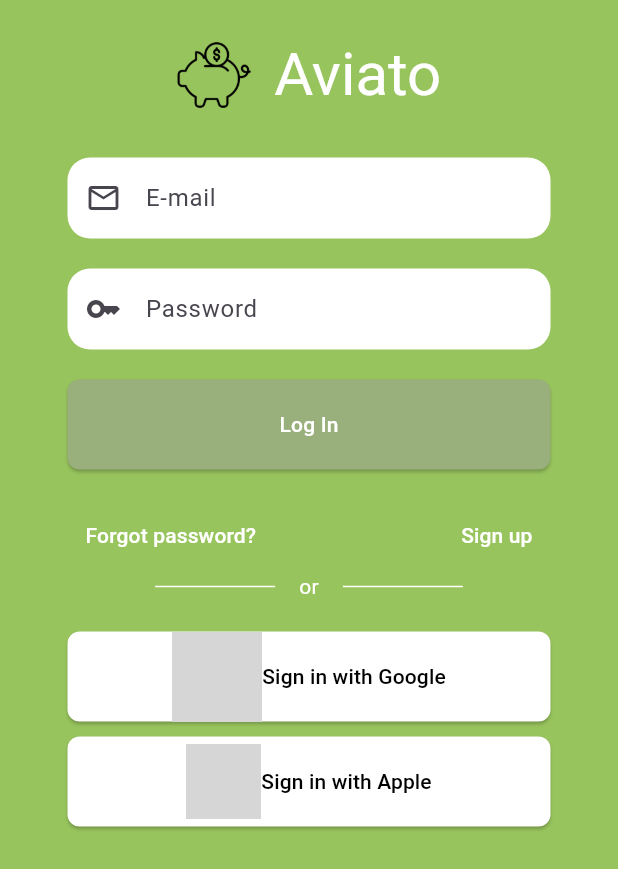
After one commit to Harel-ITESO/aviato_finance, a Flutter app: the screen it shows after launch, on a phone screen of 412 x 824 dp. The commit adds this screen. Shown: the top 869 px of the screen. Run offline on Flutter 3.47's test engine with Material 3 defaults, Android fonts, the phone set to English and light mode, and no system bars; our stand-ins replace syncfusion_flutter_charts; network calls fail; grey boxes are pictures that could not be loaded.

Commit message:
solucion conflictos

```diff
--- /dev/null
+++ b/lib/components/application_button.dart
@@ -0,0 +1,72 @@
+import 'package:flutter/material.dart';
+import 'package:aviato_finance/utils/colors.dart';
+
+enum ButtonType {
+  primary,
+  secondary,
+  contrast,
+  // agrega más como danger, warning, etc. Si es necesario...
+}
+
+// crea un par { bColor, tColor } para un default de texto y color de botón
+class ButtonColorPair {
+  final Color buttonColor;
+  final Color textColor;
+
+  ButtonColorPair({required this.buttonColor, required this.textColor});
+}
+
+class ButtonColorsSelector {
+  static ButtonColorPair getColorsFromType(ButtonType type, bool dark) {
+    switch (type) {
+      case ButtonType.primary:
+        return ButtonColorPair(
+          buttonColor: dark ? customGreenDarker : customGreen,
+          textColor: Colors.white,
+        );
+      case ButtonType.secondary:
+        return ButtonColorPair(
+          buttonColor: dark ? customRedDarker : customGreen,
+          textColor: Colors.white,
+        );
+      case ButtonType.contrast:
+        return ButtonColorPair(
+          buttonColor: Colors.white,
+          textColor: Colors.black,
+        );
+    }
+  }
+}
+
+class ApplicationButton extends StatelessWidget {
+  final Widget child;
+  final ButtonType type;
+  final VoidCallback? onPressed;
+  final bool? isDark;
+
+  const ApplicationButton({
+    super.key,
+    required this.child,
+    required this.type,
+    this.onPressed,
+    this.isDark,
+  });
+
+  @override
+  Widget build(BuildContext context) {
+    ButtonColorPair buttonColorPair = ButtonColorsSelector.getColorsFromType(
+      type,
+      isDark != null && isDark == true,
+    );
+    return ElevatedButton(
+      style: ElevatedButton.styleFrom(
+        shape: RoundedRectangleBorder(borderRadius: BorderRadius.circular(8)),
+        backgroundColor: buttonColorPair.buttonColor,
+        foregroundColor: buttonColorPair.textColor,
+        minimumSize: Size(100, 60), // Ancho de 200 y alto de 60
+      ),
+      onPressed: onPressed,
+      child: child,
+    );
+  }
+}
--- a/lib/Components/GraphPie.dart
+++ b/lib/components/graph_pie.dart
@@ -62,7 +62,6 @@ class GraphPie extends StatelessWidget {
             ],
           ),
         ),
-
         SfCircularChart(
           legend: legend,
           series: <CircularSeries>[
--- a/lib/main.dart
+++ b/lib/main.dart
@@ -1,7 +1,10 @@
 import 'package:aviato_finance/screens/home.dart';
 import 'package:aviato_finance/screens/stats.dart';
+import 'package:aviato_finance/modules/authentication/login/login_view.dart';
+import 'package:aviato_finance/modules/authentication/register/register_view.dart';
+
 import 'package:flutter/material.dart';
-import 'package:aviato_finance/screens/add_Data.dart';
+import 'package:aviato_finance/modules/data_add/data_add_view.dart';
 
 void main() {
   runApp(const MyApp());
@@ -18,12 +21,14 @@ class MyApp extends StatelessWidget {
       theme: ThemeData(
         colorScheme: ColorScheme.fromSeed(seedColor: Colors.deepPurple),
       ),
-      home: const HomePage(),
+      home: const LoginView(),
       //Add the routes here and then go to home.dart to add the navigation
       routes: {
         '/addData': (context) => const AddData(),
         '/home': (context) => const HomePage(),
-        '/stats': (context) => const Stats()
+        '/stats': (context) => const Stats(),
+        '/login': (context) => const LoginView(),
+        '/register': (context) => const RegisterView(),
       },
     );
   }
--- /dev/null
+++ b/lib/modules/authentication/login/login_view.dart
@@ -0,0 +1,35 @@
+import 'package:aviato_finance/modules/authentication/login/widgets/login_form.dart';
+import 'package:aviato_finance/utils/colors.dart';
+import 'package:flutter/material.dart';
+
+class LoginView extends StatefulWidget {
+  const LoginView({super.key});
+
+  @override
+  State<LoginView> createState() => _LoginViewState();
+}
+
+class _LoginViewState extends State<LoginView> {
+  @override
+  Widget build(BuildContext context) {
+    return Scaffold(
+      appBar: AppBar(
+        toolbarHeight: 100,
+        backgroundColor: appColor,
+        title: Row(
+          mainAxisAlignment: MainAxisAlignment.center,
+          children: [
+            Image.asset("assets/logo.png", width: 50),
+            SizedBox(width: 15),
+            Text("Aviato", style: TextStyle(color: Colors.white, fontSize: 40)),
+          ],
+        ),
+      ),
+      backgroundColor: appColor,
+      body: Padding(
+        padding: const EdgeInsets.all(5),
+        child: Center(child: LoginForm()),
+      ),
+    );
+  }
+}
--- /dev/null
+++ b/lib/modules/authentication/login/widgets/login_form.dart
@@ -0,0 +1,106 @@
+import 'package:aviato_finance/components/application_button.dart';
+import 'package:aviato_finance/modules/authentication/login/widgets/other_options.dart';
+import 'package:aviato_finance/modules/authentication/widgets/form_input.dart';
+import 'package:flutter/material.dart';
+
+class LoginForm extends StatefulWidget {
+  const LoginForm({super.key});
+
+  @override
+  State<LoginForm> createState() => _LoginFormState();
+}
+
+class _LoginFormState extends State<LoginForm> {
+  final TextEditingController emailController = TextEditingController();
+  final TextEditingController passwordController = TextEditingController();
+
+  @override
+  Widget build(BuildContext context) {
+    return Padding(
+      padding: const EdgeInsets.symmetric(horizontal: 40),
+      child: Column(
+        mainAxisSize: MainAxisSize.max,
+        children: [
+          FormInput(
+            controller: emailController,
+            leadingIcon: Icon(Icons.mail_outline),
+            hint: Text("E-mail"),
+          ),
+          SizedBox(height: 20),
+          FormInput(
+            controller: passwordController,
+            leadingIcon: Icon(Icons.key_outlined),
+            isPassword: true,
+            hint: Text("Password"),
+          ),
+          SizedBox(height: 20),
+          SizedBox(
+            width: double.infinity,
+            child: ApplicationButton(
+              type: ButtonType.primary,
+              isDark: true,
+              onPressed: () {
+                Navigator.pushNamed(context, "/home");
+              },
+              child: Text("Log In"),
+            ),
+          ),
+          SizedBox(height: 20),
+          OtherOptionsSection(),
+          Row(
+            mainAxisAlignment: MainAxisAlignment.center,
+            children: [
+              Container(
+                width: 80, // Adjust the width as needed
+                height: 1,
+                color: Colors.white,
+              ),
+              const SizedBox(width: 16), // Space between the divider and text
+              const Text('or', style: TextStyle(color: Colors.white)),
+              const SizedBox(width: 16), // Space between the text and divider
+              Container(
+                width: 80, // Adjust the width as needed
+                height: 1,
+                color: Colors.white,
+              ),
+            ],
+          ),
+
+          // other login options
+          SizedBox(height: 20),
+
+          ApplicationButton(
+            type: ButtonType.contrast,
+            onPressed: () {},
+            child: Row(
+              mainAxisAlignment: MainAxisAlignment.center,
+              children: [
+                Image.network(
+                  width: 60,
+                  "https://imgs.search.brave.com/cMeR-TEzSzc3L_T_t4c0ZKSZu5B4BxkMPGrZ48urikE/rs:fit:860:0:0:0/g:ce/aHR0cHM6Ly9jZG4x/Lmljb25maW5kZXIu/Y29tL2RhdGEvaWNv/bnMvZ29vZ2xlLXMt/bG9nby8xNTAvR29v/Z2xlX0ljb25zLTA5/LTUxMi5wbmc",
+                ),
+                Text("Sign in with Google"),
+              ],
+            ),
+          ),
+
+          SizedBox(height: 10),
+          ApplicationButton(
+            type: ButtonType.contrast,
+            onPressed: () {},
+            child: Row(
+              mainAxisAlignment: MainAxisAlignment.center,
+              children: [
+                Image.network(
+                  width: 50,
+                  "https://cdn3.iconfinder.com/data/icons/picons-social/57/16-apple-512.png",
+                ),
+                Text("Sign in with Apple"),
+              ],
+            ),
+          ),
+        ],
+      ),
+    );
+  }
+}
--- /dev/null
+++ b/lib/modules/authentication/login/widgets/other_options.dart
@@ -0,0 +1,30 @@
+import 'package:flutter/material.dart';
+
+class OtherOptionsSection extends StatelessWidget {
+  const OtherOptionsSection({super.key});
+
+  @override
+  Widget build(BuildContext context) {
+    return DefaultTextStyle(
+      style: TextStyle(color: Colors.white),
+      child: Row(
+        mainAxisAlignment: MainAxisAlignment.spaceBetween,
+        children: [
+          TextButton(
+            onPressed: () {},
+            style: TextButton.styleFrom(foregroundColor: Colors.white),
+            child: Text("Forgot password?"),
+          ),
+
+          TextButton(
+            onPressed: () {
+              Navigator.pushNamed(context, "/register");
+            },
+            style: TextButton.styleFrom(foregroundColor: Colors.white),
+            child: Text("Sign up"),
+          ),
+        ],
+      ),
+    );
+  }
+}
--- /dev/null
+++ b/lib/modules/authentication/widgets/form_input.dart
@@ -0,0 +1,50 @@
+import 'package:flutter/material.dart';
+
+class FormInput extends StatelessWidget {
+  final TextEditingController controller;
+  final Icon? leadingIcon;
+  final Text? hint;
+  final bool? isPassword;
+
+  const FormInput({
+    super.key,
+    required this.controller,
+    this.leadingIcon,
+    this.hint,
+    this.isPassword,
+  });
+
+  @override
+  Widget build(BuildContext context) {
+    final validatePasswordCheck = isPassword != null && isPassword == true;
+    return TextField(
+      controller: controller,
+      style: const TextStyle(color: Colors.black),
+      obscureText: validatePasswordCheck,
+      enableSuggestions: !validatePasswordCheck,
+      autocorrect: !validatePasswordCheck,
+      decoration: InputDecoration(
+        prefixIcon: leadingIcon,
+        filled: true,
+        hintText: hint?.data,
+        fillColor: Colors.white,
+        border: OutlineInputBorder(
+          borderRadius: BorderRadius.circular(15),
+          borderSide: BorderSide.none,
+        ),
+        enabledBorder: OutlineInputBorder(
+          borderRadius: BorderRadius.circular(15),
+          borderSide: BorderSide.none,
+        ),
+        focusedBorder: OutlineInputBorder(
+          borderRadius: BorderRadius.circular(15),
+          borderSide: const BorderSide(color: Colors.white),
+        ),
+        contentPadding: const EdgeInsets.symmetric(
+          horizontal: 20,
+          vertical: 15,
+        ),
+      ),
+    );
+  }
+}
--- a/lib/screens/stats.dart
+++ b/lib/screens/stats.dart
@@ -1,5 +1,5 @@
 
-import 'package:aviato_finance/Components/GraphPie.dart';
+import 'package:aviato_finance/Components/graph_pie.dart';
 import 'package:aviato_finance/Components/InOutToggleButtons.dart';
 import 'package:aviato_finance/Components/appBar.dart';
 import 'package:aviato_finance/Components/bottomNavBar.dart';
--- /dev/null
+++ b/lib/utils/colors.dart
@@ -0,0 +1,7 @@
+import 'package:flutter/material.dart';
+
+final Color customRed = Color.fromRGBO(160, 74, 67, 1);
+final Color customRedDarker = Color.fromRGBO(160, 74, 67, 1);
+final Color customGreen = Color.fromARGB(255, 161, 195, 105);
+final Color customGreenDarker = Color.fromARGB(255, 153, 175, 124);
+final Color appColor = Color.fromARGB(255, 152, 196, 93);
```
Also changed, not shown: lib/modules/authentication/register/register_view.dart (added, +36 -0 lines), lib/modules/authentication/register/widgets/register_form.dart (added, +62 -0 lines), lib/modules/data_add/data_add_view.dart (renamed from lib/screens/add_Data.dart, +99 -33 lines), lib/screens/home.dart (+47 -33 lines), pubspec.yaml (+3 -6 lines), assets/logo.png (added).
